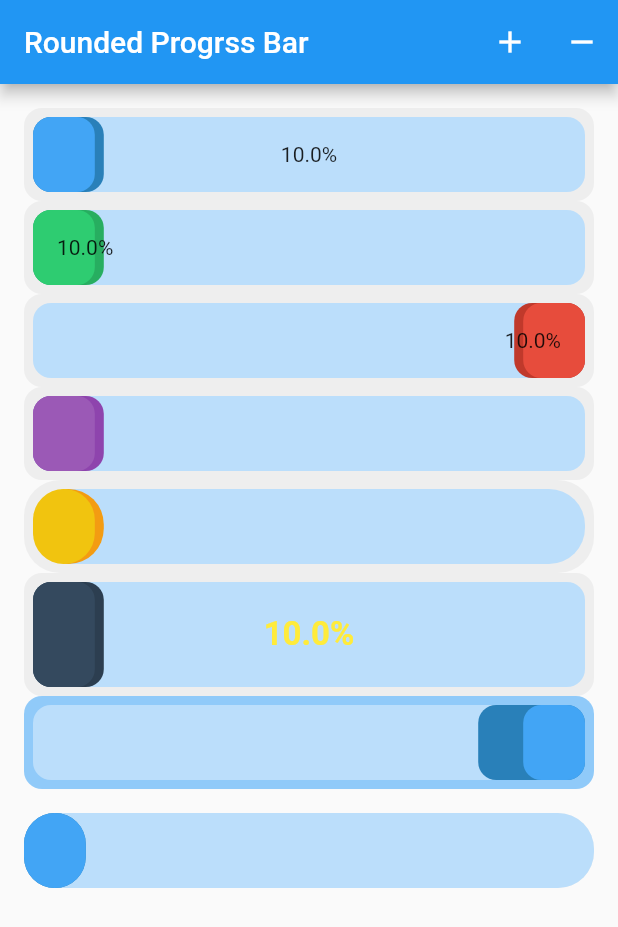
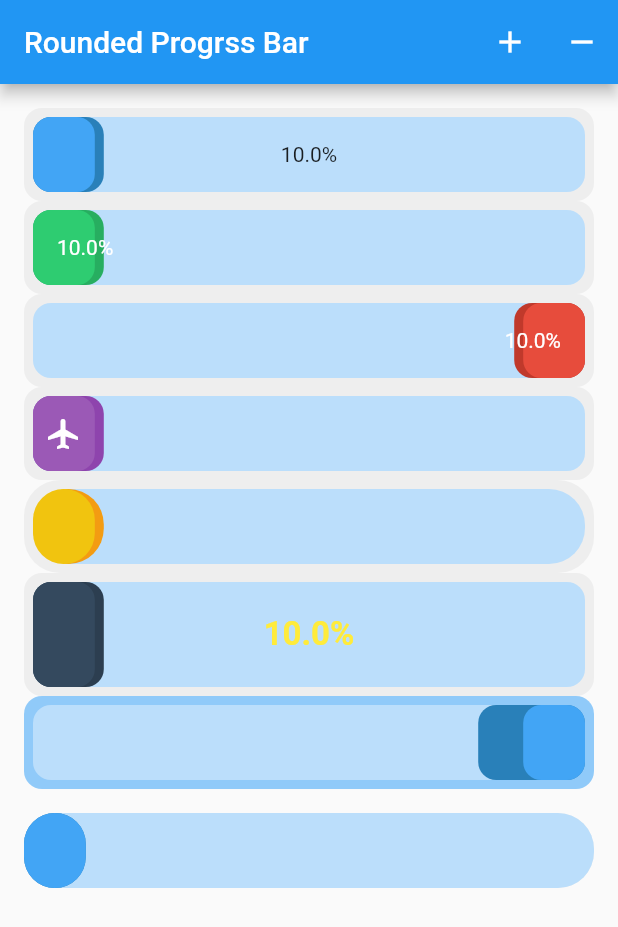
Before and after one commit to benznest/flutter_rounded_progress_bar, a Flutter app: the screen it shows after launch, on a phone screen of 412 x 824 dp. Shown: the top 927 px of the screen. Run offline on Flutter 3.47's test engine with Material 2 defaults, Android fonts, the phone set to English and light mode, and no system bars; missing offline and left inert: flutter_custom_error_page; statements that could not run were skipped.

Commit message:
add child left/right

```diff
--- a/example/lib/main.dart
+++ b/example/lib/main.dart
@@ -1,8 +1,6 @@
 import 'package:flutter/material.dart';
-import 'dart:async';
-
-import 'package:flutter/services.dart';
 import 'package:flutter_rounded_progress_bar/flutter_rounded_progress_bar.dart';
+import 'package:flutter_custom_error_page/flutter_custom_error_message.dart';
 
 void main() => runApp(MyApp());
 
@@ -21,11 +19,18 @@ class _MyAppState extends State<MyApp> {
 
   @override
   Widget build(BuildContext context) {
+    ErrorWidget.builder = ErrorMessageBuilder.build(theme: ErrorTheme.Laravel);
+
     return MaterialApp(
+      builder: (BuildContext context, Widget widget) {
+        ErrorWidget.builder =
+            ErrorMessageBuilder.build(theme: ErrorTheme.Laravel);
+        return widget;
+      },
       debugShowCheckedModeBanner: false,
       home: Scaffold(
         appBar: AppBar(
-          title: const Text('Rounded Progrss Bar'),
+          title: Text('Rounded Progrss Bar'),
           actions: <Widget>[
             IconButton(
               icon: Icon(Icons.add),
@@ -54,16 +59,25 @@ class _MyAppState extends State<MyApp> {
                   RoundedProgressBar(
                       percent: percent, childCenter: Text("$percent%")),
                   RoundedProgressBar(
-                      childLeft: Text("$percent%"),
+                      childLeft: Text("$percent%",
+                          style: TextStyle(color: Colors.white)),
                       percent: percent,
                       theme: RoundedProgressBarTheme.green),
                   RoundedProgressBar(
-                      childRight: Text("$percent%"),
+                      childRight: Text("$percent%",
+                          style: TextStyle(color: Colors.white)),
                       percent: percent,
                       theme: RoundedProgressBarTheme.red,
                       reverse: true),
                   RoundedProgressBar(
-                      percent: percent, theme: RoundedProgressBarTheme.purple),
+                      percent: percent,
+                      theme: RoundedProgressBarTheme.purple,
+                      childLeft: AnimatedContainer(
+                        padding: EdgeInsets.only(left: 8),
+                        duration: Duration(milliseconds: 500),
+                        child: Icon(Icons.airplanemode_active,color: Colors.white,),
+                      ),
+                      paddingChildLeft: EdgeInsets.all(0)),
                   RoundedProgressBar(
                       percent: percent,
                       theme: RoundedProgressBarTheme.yellow,
--- a/example/pubspec.yaml
+++ b/example/pubspec.yaml
@@ -19,6 +19,8 @@ dev_dependencies:
 
   flutter_rounded_progress_bar:
     path: ../
+
+  flutter_custom_error_page: 0.1.2
 
 # For information on the generic Dart part of this file, see the
 # following page: https://dart.dev/tools/pub/pubspec
--- a/lib/flutter_rounded_progress_bar.dart
+++ b/lib/flutter_rounded_progress_bar.dart
@@ -151,19 +151,17 @@ class RoundedProgressBarState extends State<RoundedProgressBar> {
       borderRadius = widget.borderRadius;
     }
 
-    if(widget.paddingChildLeft == null){
+    if (widget.paddingChildLeft == null) {
       paddingChildLeft = EdgeInsets.all(16);
-    }else{
+    } else {
       paddingChildLeft = widget.paddingChildLeft;
     }
 
-    if(widget.paddingChildRight == null){
+    if (widget.paddingChildRight == null) {
       paddingChildRight = EdgeInsets.all(16);
-    }else{
+    } else {
       paddingChildRight = widget.paddingChildRight;
     }
-
-
 
     super.initState();
   }
@@ -178,7 +176,8 @@ class RoundedProgressBarState extends State<RoundedProgressBar> {
         decoration:
             BoxDecoration(borderRadius: borderRadius, color: style.colorBorder),
         padding: EdgeInsets.all(style.borderWidth),
-        child: Container(
+        child: Column(children: <Widget>[
+          Container(
               constraints: BoxConstraints.expand(height: widget.height),
               decoration: BoxDecoration(
                   borderRadius: borderRadius, color: style.backgroundProgress),
@@ -196,15 +195,19 @@ class RoundedProgressBarState extends State<RoundedProgressBar> {
                   decoration: BoxDecoration(
                       borderRadius: borderRadius, color: style.colorProgress),
                 ),
-              Center(child:  widget.childCenter),
+                Center(child: widget.childCenter),
                 Padding(
                   padding: paddingChildLeft,
-                child: Align(alignment: Alignment.centerLeft,child: widget.childLeft),
+                  child: Align(
+                      alignment: Alignment.centerLeft, child: widget.childLeft),
                 ),
                 Padding(
                   padding: paddingChildRight,
-                child: Align(alignment: Alignment.centerRight,child: widget.childRight),
-              ),
-            ])));
+                  child: Align(
+                      alignment: Alignment.centerRight,
+                      child: widget.childRight),
+                )
+              ]))
+        ]));
   }
 }
```
Also changed, not shown: example/pubspec.lock, pubspec.lock. Lines whose indentation alone changed are shown as unchanged.
